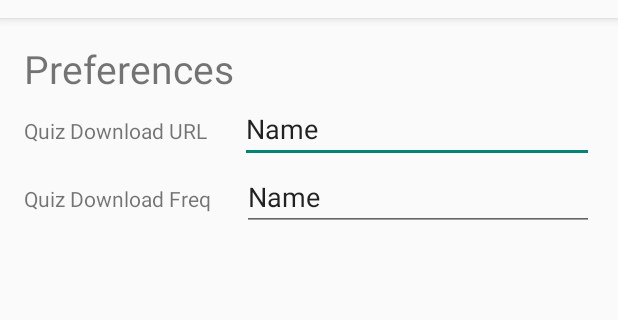
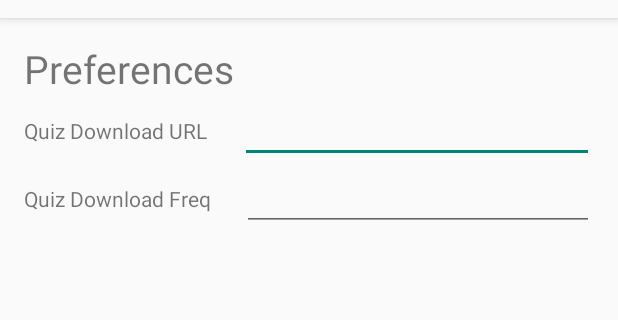
Before and after one commit to NZguy/quizdroid, an Android app: the PreferencesActivity screen opened directly, with no data from a screen before it, on a phone screen of 412 x 824 dp, the part 66-386 px from its top. Run offline under Robolectric (Android 15) with nearby library versions, the phone set to English and light mode, and no system bars.

Commit message:
removed name placeholder from preferences

```diff
--- a/app/src/main/res/layout/activity_preferences.xml
+++ b/app/src/main/res/layout/activity_preferences.xml
@@ -50,7 +50,6 @@
                 android:layout_width="wrap_content"
                 android:layout_height="wrap_content"
                 android:inputType="textPersonName"
-                android:text="Name"
                 android:ems="10"
                 android:id="@+id/editText"
                 android:layout_weight="1" />
@@ -72,7 +71,6 @@
                 android:layout_width="wrap_content"
                 android:layout_height="wrap_content"
                 android:inputType="textPersonName"
-                android:text="Name"
                 android:ems="10"
                 android:id="@+id/editText2"
                 android:layout_weight="1" />
```
